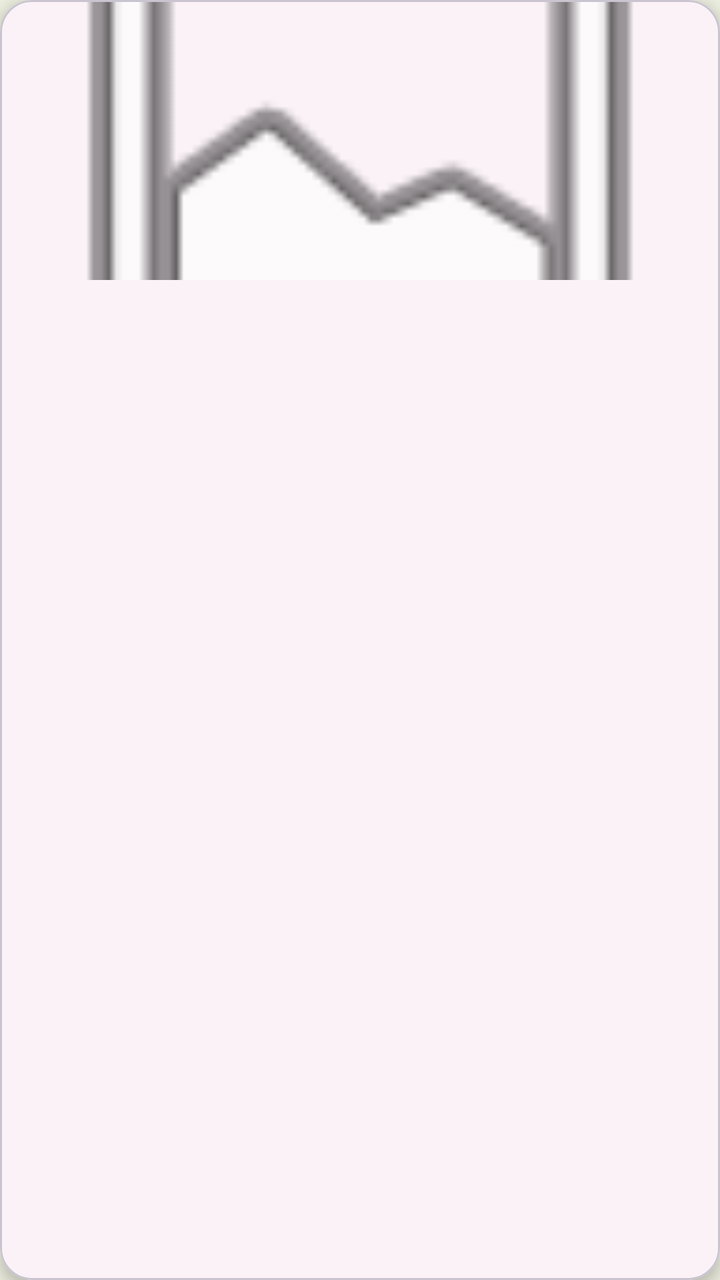
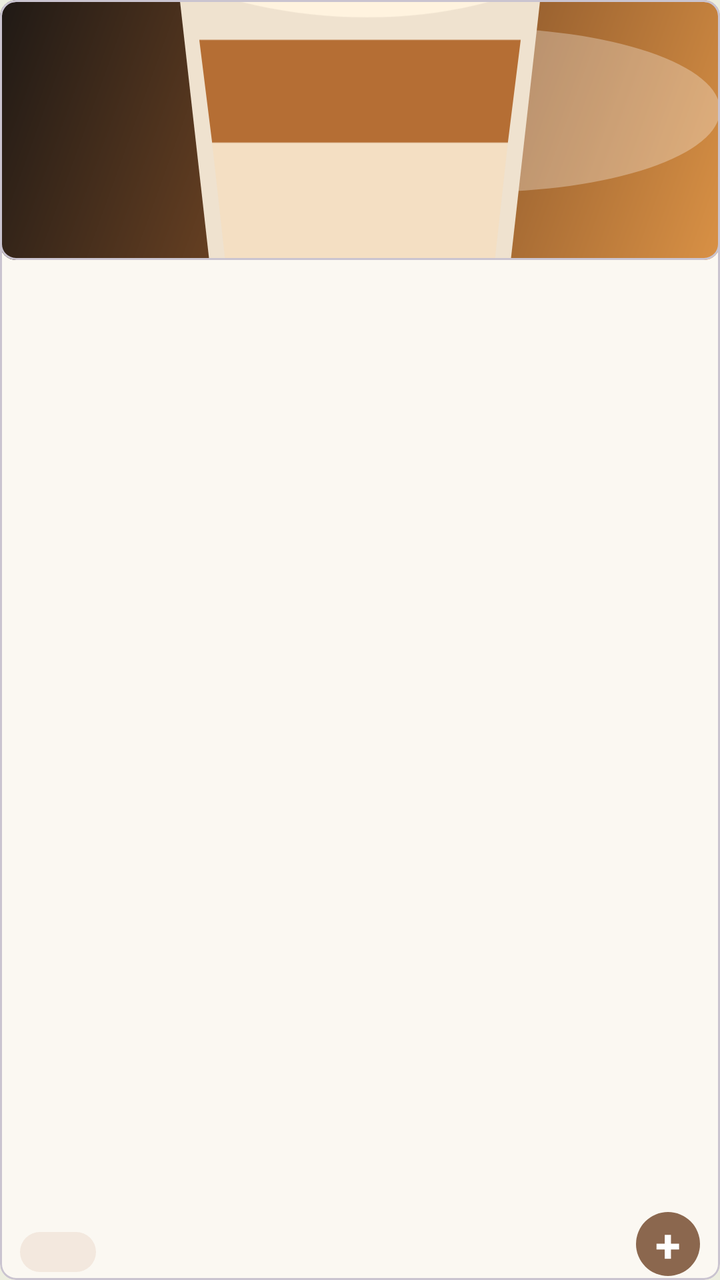

Before-and-after screenshots of an Android layout around one commit, followed by the original layout XML and the change that was made.
<!-- AndroidManifest.xml: application theme Theme.Payclient -->
<!-- res/layout/item_menu.xml -->
<?xml version="1.0" encoding="utf-8"?>
<com.google.android.material.card.MaterialCardView
    xmlns:android="http://schemas.android.com/apk/res/android"
    xmlns:app="http://schemas.android.com/apk/res-auto"
    android:layout_width="match_parent"
    android:layout_height="wrap_content"
    android:layout_margin="8dp"
    android:clickable="true"
    android:focusable="true"
    android:foreground="?attr/selectableItemBackground"
    app:cardCornerRadius="16dp"
    app:cardElevation="4dp">
    <LinearLayout
        android:layout_width="match_parent"
        android:layout_height="wrap_content"
        android:orientation="vertical"
        android:paddingBottom="16dp">

        <ImageView
            android:id="@+id/iv_menu_image"
            android:layout_width="match_parent"
            android:layout_height="140dp"
            android:scaleType="centerCrop"
            android:src="@android:drawable/ic_menu_gallery" />
        <TextView
            android:id="@+id/tv_menu_name"
            android:layout_width="match_parent"
            android:layout_height="wrap_content"
            android:layout_marginTop="12dp"
            android:gravity="center"
            android:textColor="@android:color/black"
            android:textSize="16sp"
            android:textStyle="bold" />

        <TextView
            android:id="@+id/tv_menu_price"
            android:layout_width="match_parent"
            android:layout_height="wrap_content"
            android:layout_marginTop="4dp"
            android:gravity="center"
            android:textColor="#666666"
            android:textSize="14sp" />

    </LinearLayout>

</com.google.android.material.card.MaterialCardView>
<!-- resources referenced by this layout -->
<resources>
  <style name="Theme.Payclient" parent="Base.Theme.Payclient" />
  <style name="Base.Theme.Payclient" parent="Theme.Material3.DayNight.NoActionBar">
          
          <item name="colorPrimary">@color/beige</item>
          <item name="android:windowBackground">@color/baby_blue</item>
      </style>
  <color name="beige">#D9C4B0</color>
  <color name="baby_blue">#ECEEDF</color>
</resources>

<!-- the commit's change to res/layout/item_menu.xml (unified diff, before → after) -->
@@ -3,44 +3,99 @@
     xmlns:android="http://schemas.android.com/apk/res/android"
     xmlns:app="http://schemas.android.com/apk/res-auto"
     android:layout_width="match_parent"
-    android:layout_height="wrap_content"
-    android:layout_margin="8dp"
+    android:layout_height="236dp"
+    android:layout_marginStart="6dp"
+    android:layout_marginTop="8dp"
+    android:layout_marginEnd="6dp"
+    android:layout_marginBottom="16dp"
     android:clickable="true"
     android:focusable="true"
     android:foreground="?attr/selectableItemBackground"
-    app:cardCornerRadius="16dp"
-    app:cardElevation="4dp">
-    <LinearLayout
+    app:cardBackgroundColor="@color/home_background"
+    app:cardCornerRadius="8dp"
+    app:cardElevation="0dp">
+
+    <androidx.constraintlayout.widget.ConstraintLayout
         android:layout_width="match_parent"
-        android:layout_height="wrap_content"
-        android:orientation="vertical"
-        android:paddingBottom="16dp">
+        android:layout_height="match_parent">
 
-        <ImageView
-            android:id="@+id/iv_menu_image"
-            android:layout_width="match_parent"
-            android:layout_height="140dp"
-            android:scaleType="centerCrop"
-            android:src="@android:drawable/ic_menu_gallery" />
+        <com.google.android.material.card.MaterialCardView
+            android:id="@+id/card_menu_image"
+            android:layout_width="0dp"
+            android:layout_height="130dp"
+            app:cardCornerRadius="8dp"
+            app:cardElevation="0dp"
+            app:layout_constraintEnd_toEndOf="parent"
+            app:layout_constraintStart_toStartOf="parent"
+            app:layout_constraintTop_toTopOf="parent">
+
+            <ImageView
+                android:id="@+id/iv_menu_image"
+                android:layout_width="match_parent"
+                android:layout_height="match_parent"
+                android:background="@drawable/bg_latte_menu"
+                android:scaleType="centerCrop"
+                android:src="@drawable/ic_latte_cup" />
+        </com.google.android.material.card.MaterialCardView>
+
         <TextView
             android:id="@+id/tv_menu_name"
-            android:layout_width="match_parent"
+            android:layout_width="0dp"
             android:layout_height="wrap_content"
-            android:layout_marginTop="12dp"
-            android:gravity="center"
-            android:textColor="@android:color/black"
-            android:textSize="16sp"
-            android:textStyle="bold" />
+            android:layout_marginStart="10dp"
+            android:layout_marginTop="10dp"
+            android:layout_marginEnd="10dp"
+            android:ellipsize="end"
+            android:maxLines="1"
+            android:textColor="@color/text_primary"
+            android:textSize="13sp"
+            android:textStyle="bold"
+            app:layout_constraintEnd_toEndOf="parent"
+            app:layout_constraintStart_toStartOf="parent"
+            app:layout_constraintTop_toBottomOf="@id/card_menu_image" />
 
         <TextView
             android:id="@+id/tv_menu_price"
-            android:layout_width="match_parent"
+            android:layout_width="0dp"
             android:layout_height="wrap_content"
+            android:layout_marginStart="10dp"
             android:layout_marginTop="4dp"
+            android:layout_marginEnd="10dp"
+            android:textColor="@color/coffee_brown"
+            android:textSize="15sp"
+            app:layout_constraintEnd_toEndOf="parent"
+            app:layout_constraintStart_toStartOf="parent"
+            app:layout_constraintTop_toBottomOf="@id/tv_menu_name" />
+
+        <TextView
+            android:id="@+id/tv_menu_badge"
+            android:layout_width="wrap_content"
+            android:layout_height="20dp"
+            android:layout_marginStart="10dp"
+            android:layout_marginBottom="4dp"
+            android:background="@drawable/bg_menu_badge"
             android:gravity="center"
-            android:textColor="#666666"
-            android:textSize="14sp" />
+            android:minWidth="38dp"
+            android:paddingStart="8dp"
+            android:paddingEnd="8dp"
+            android:textColor="@color/coffee_brown"
+            android:textSize="9sp"
+            app:layout_constraintBottom_toBottomOf="parent"
+            app:layout_constraintStart_toStartOf="parent" />
 
-    </LinearLayout>
-
+        <TextView
+            android:id="@+id/btn_add_menu"
+            android:layout_width="32dp"
+            android:layout_height="32dp"
+            android:layout_marginEnd="10dp"
+            android:layout_marginBottom="2dp"
+            android:background="@drawable/bg_add_button"
+            android:gravity="center"
+            android:text="+"
+            android:textColor="@color/white"
+            android:textSize="23sp"
+            android:textStyle="bold"
+            app:layout_constraintBottom_toBottomOf="parent"
+            app:layout_constraintEnd_toEndOf="parent" />
+    </androidx.constraintlayout.widget.ConstraintLayout>
 </com.google.android.material.card.MaterialCardView>
<!-- resource entries referenced after the edit -->
@@ -1,5 +1,52 @@
 <!-- resources referenced by this layout -->
 <resources>
+  <color name="coffee_brown">#8B674E</color>
+  <color name="home_background">#FBF8F2</color>
+  <color name="text_primary">#16120F</color>
+  <color name="white">#FFFFFFFF</color>
+  <!-- drawable bg_add_button (drawable) -->
+  <?xml version="1.0" encoding="utf-8"?>
+  <shape xmlns:android="http://schemas.android.com/apk/res/android"
+      android:shape="oval">
+      <solid android:color="@color/coffee_brown" />
+  </shape>
+  <!-- drawable bg_latte_menu (drawable) -->
+  <?xml version="1.0" encoding="utf-8"?>
+  <layer-list xmlns:android="http://schemas.android.com/apk/res/android">
+      <item>
+          <shape>
+              <gradient
+                  android:angle="315"
+                  android:startColor="#1F1915"
+                  android:centerColor="#7D4C26"
+                  android:endColor="#D99145" />
+          </shape>
+      </item>
+      <item android:left="118dp" android:top="14dp" android:right="0dp" android:bottom="34dp">
+          <shape android:shape="oval">
+              <solid android:color="#4DFFFFFF" />
+          </shape>
+      </item>
+  </layer-list>
+  <!-- drawable bg_menu_badge (drawable) -->
+  <?xml version="1.0" encoding="utf-8"?>
+  <shape xmlns:android="http://schemas.android.com/apk/res/android">
+      <corners android:radius="10dp" />
+      <solid android:color="#F3E8DE" />
+  </shape>
+  <!-- drawable ic_latte_cup (drawable) -->
+  <vector xmlns:android="http://schemas.android.com/apk/res/android"
+      android:width="112dp"
+      android:height="124dp"
+      android:viewportWidth="112"
+      android:viewportHeight="124">
+      <path android:fillColor="#EFE2CF" android:pathData="M28,42 L84,42 L77,104 L35,104 Z" />
+      <path android:fillColor="#B56E34" android:pathData="M31,48 L81,48 L79,64 L33,64 Z" />
+      <path android:fillColor="#F4DFC3" android:pathData="M33,64 L79,64 L77,82 L35,82 Z" />
+      <path android:fillColor="#7B411F" android:pathData="M35,82 L77,82 L74,101 L38,101 Z" />
+      <path android:fillColor="#FFF3DF" android:pathData="M24,37 C31,18 78,18 88,37 C72,47 43,47 24,37 Z" />
+      <path android:fillColor="#6A371B" android:pathData="M43,29 C48,21 63,21 69,29 C63,35 50,35 43,29 Z" />
+  </vector>
   <style name="Theme.Payclient" parent="Base.Theme.Payclient" />
   <style name="Base.Theme.Payclient" parent="Theme.Material3.DayNight.NoActionBar">
           
